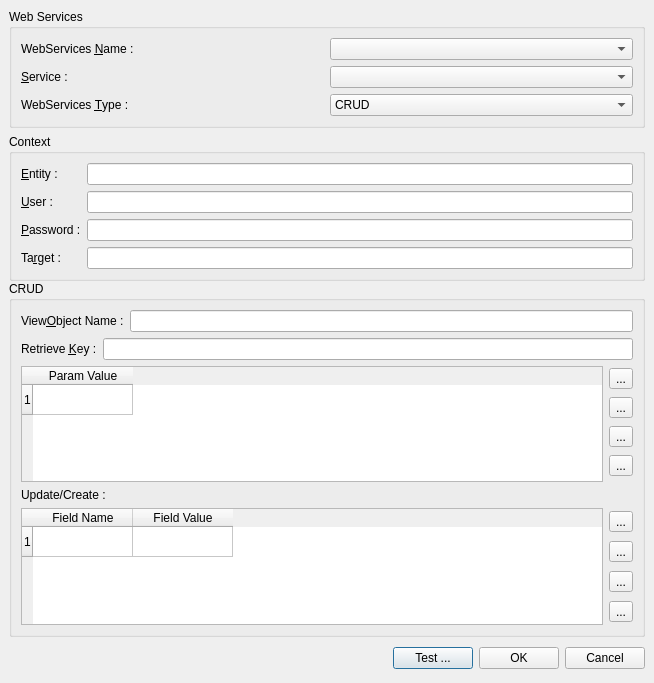
phoenix741/xinx, file ui/newservicefile.ui: the form before one commit.
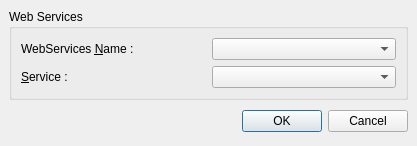
The form after the commit. Icons and pictures are not drawn.

```diff
--- a/ui/newservicefile.ui
+++ b/ui/newservicefile.ui
@@ -1,16 +1,16 @@
 <ui version="4.0" >
- <class>WebServicesPropertyDialog</class>
- <widget class="QDialog" name="WebServicesPropertyDialog" >
+ <class>NewWebServicesDialog</class>
+ <widget class="QDialog" name="NewWebServicesDialog" >
   <property name="geometry" >
    <rect>
     <x>0</x>
     <y>0</y>
-    <width>654</width>
-    <height>683</height>
+    <width>417</width>
+    <height>146</height>
    </rect>
   </property>
   <property name="windowTitle" >
-   <string>WebServices Property</string>
+   <string>New WebServices</string>
   </property>
   <layout class="QVBoxLayout" >
    <property name="margin" >
@@ -31,52 +31,6 @@
       <property name="spacing" >
        <number>6</number>
       </property>
-      <item row="1" column="1" >
-       <widget class="QComboBox" name="m_serviceNameComboBox" />
-      </item>
-      <item row="1" column="0" >
-       <widget class="QLabel" name="label_7" >
-        <property name="text" >
-         <string>&amp;Service :</string>
-        </property>
-        <property name="buddy" >
-         <cstring>m_serviceNameComboBox</cstring>
-        </property>
-       </widget>
-      </item>
-      <item row="2" column="1" >
-       <widget class="QComboBox" name="m_serviceTypeComboBox" >
-        <item>
-         <property name="text" >
-          <string>CRUD</string>
-         </property>
-         <property name="icon" >
-          <iconset resource="../images/application.qrc" >:/exec.png</iconset>
-         </property>
-        </item>
-        <item>
-         <property name="text" >
-          <string>API</string>
-         </property>
-         <property name="icon" >
-          <iconset resource="../images/application.qrc" >:/dbgmemview.png</iconset>
-         </property>
-        </item>
-       </widget>
-      </item>
-      <item row="2" column="0" >
-       <widget class="QLabel" name="label_6" >
-        <property name="text" >
-         <string>WebServices &amp;Type :</string>
-        </property>
-        <property name="buddy" >
-         <cstring>m_serviceTypeComboBox</cstring>
-        </property>
-       </widget>
-      </item>
-      <item row="0" column="1" >
-       <widget class="QComboBox" name="m_webServicesNameComboBox" />
-      </item>
       <item row="0" column="0" >
        <widget class="QLabel" name="label_5" >
         <property name="text" >
@@ -87,350 +41,25 @@
         </property>
        </widget>
       </item>
+      <item row="0" column="1" >
+       <widget class="QComboBox" name="m_webServicesNameComboBox" />
+      </item>
+      <item row="1" column="0" >
+       <widget class="QLabel" name="label_7" >
+        <property name="text" >
+         <string>&amp;Service :</string>
+        </property>
+        <property name="buddy" >
+         <cstring>m_serviceNameComboBox</cstring>
+        </property>
+       </widget>
+      </item>
+      <item row="1" column="1" >
+       <widget class="QComboBox" name="m_serviceNameComboBox" />
+      </item>
      </layout>
     </widget>
    </item>
-   <item>
-    <widget class="QStackedWidget" name="stackedWidget" >
-     <property name="currentIndex" >
-      <number>0</number>
-     </property>
-     <widget class="QWidget" name="page" >
-      <layout class="QVBoxLayout" >
-       <property name="margin" >
-        <number>0</number>
-       </property>
-       <property name="spacing" >
-        <number>0</number>
-       </property>
-       <item>
-        <widget class="QGroupBox" name="groupBox" >
-         <property name="title" >
-          <string>Context</string>
-         </property>
-         <layout class="QGridLayout" >
-          <property name="margin" >
-           <number>9</number>
-          </property>
-          <property name="spacing" >
-           <number>6</number>
-          </property>
-          <item row="2" column="2" >
-           <widget class="QLineEdit" name="m_passwordLineEdit" >
-            <property name="echoMode" >
-             <enum>QLineEdit::Password</enum>
-            </property>
-           </widget>
-          </item>
-          <item row="3" column="2" >
-           <widget class="QLineEdit" name="m_targetLineEdit" />
-          </item>
-          <item row="2" column="0" >
-           <widget class="QLabel" name="label_3" >
-            <property name="text" >
-             <string>&amp;Password :</string>
-            </property>
-            <property name="buddy" >
-             <cstring>m_passwordLineEdit</cstring>
-            </property>
-           </widget>
-          </item>
-          <item row="1" column="0" >
-           <widget class="QLabel" name="label_2" >
-            <property name="text" >
-             <string>&amp;User :</string>
-            </property>
-            <property name="buddy" >
-             <cstring>m_entityLineEdit</cstring>
-            </property>
-           </widget>
-          </item>
-          <item row="3" column="0" >
-           <widget class="QLabel" name="label_4" >
-            <property name="text" >
-             <string>Ta&amp;rget :</string>
-            </property>
-            <property name="buddy" >
-             <cstring>m_targetLineEdit</cstring>
-            </property>
-           </widget>
-          </item>
-          <item row="0" column="0" >
-           <widget class="QLabel" name="label" >
-            <property name="text" >
-             <string>&amp;Entity : </string>
-            </property>
-            <property name="buddy" >
-             <cstring>m_entityLineEdit</cstring>
-            </property>
-           </widget>
-          </item>
-          <item row="1" column="2" >
-           <widget class="QLineEdit" name="m_userLineEdit" />
-          </item>
-          <item row="0" column="2" >
-           <widget class="QLineEdit" name="m_entityLineEdit" >
-            <property name="inputMask" >
-             <string>#999; </string>
-            </property>
-           </widget>
-          </item>
-         </layout>
-        </widget>
-       </item>
-       <item>
-        <widget class="QGroupBox" name="groupBox_3" >
-         <property name="title" >
-          <string>CRUD</string>
-         </property>
-         <layout class="QVBoxLayout" >
-          <property name="margin" >
-           <number>9</number>
-          </property>
-          <property name="spacing" >
-           <number>6</number>
-          </property>
-          <item>
-           <layout class="QHBoxLayout" >
-            <property name="margin" >
-             <number>0</number>
-            </property>
-            <property name="spacing" >
-             <number>6</number>
-            </property>
-            <item>
-             <widget class="QLabel" name="label_10" >
-              <property name="text" >
-               <string>View&amp;Object Name :</string>
-              </property>
-              <property name="buddy" >
-               <cstring>m_viewObjectLineEdit</cstring>
-              </property>
-             </widget>
-            </item>
-            <item>
-             <widget class="QLineEdit" name="m_viewObjectLineEdit" />
-            </item>
-           </layout>
-          </item>
-          <item>
-           <layout class="QHBoxLayout" >
-            <property name="margin" >
-             <number>0</number>
-            </property>
-            <property name="spacing" >
-             <number>6</number>
-            </property>
-            <item>
-             <widget class="QLabel" name="label_8" >
-              <property name="text" >
-               <string>Retrieve &amp;Key :</string>
-              </property>
-              <property name="buddy" >
-               <cstring>m_retrieveKeyLineEdit</cstring>
-              </property>
-             </widget>
-            </item>
-            <item>
-             <widget class="QLineEdit" name="m_retrieveKeyLineEdit" />
-            </item>
-           </layout>
-          </item>
-          <item>
-           <layout class="QHBoxLayout" >
-            <property name="margin" >
-             <number>0</number>
-            </property>
-            <property name="spacing" >
-             <number>6</number>
-            </property>
-            <item>
-             <widget class="QTableWidget" name="m_paramTableWidget" >
-              <row>
-               <property name="text" >
-                <string>1</string>
-               </property>
-              </row>
-              <column>
-               <property name="text" >
-                <string>Param Value</string>
-               </property>
-              </column>
-             </widget>
-            </item>
-            <item>
-             <layout class="QVBoxLayout" >
-              <property name="margin" >
-               <number>0</number>
-              </property>
-              <property name="spacing" >
-               <number>6</number>
-              </property>
-              <item>
-               <widget class="QToolButton" name="m_addParamToolButton" >
-                <property name="text" >
-                 <string>...</string>
-                </property>
-                <property name="icon" >
-                 <iconset resource="../images/application.qrc" >:/ajouter.png</iconset>
-                </property>
-               </widget>
-              </item>
-              <item>
-               <widget class="QToolButton" name="m_delParamToolButton" >
-                <property name="text" >
-                 <string>...</string>
-                </property>
-                <property name="icon" >
-                 <iconset resource="../images/application.qrc" >:/supprimer.png</iconset>
-                </property>
-               </widget>
-              </item>
-              <item>
-               <widget class="QToolButton" name="m_previousParamToolButton" >
-                <property name="text" >
-                 <string>...</string>
-                </property>
-                <property name="icon" >
-                 <iconset resource="../images/application.qrc" >:/previous.png</iconset>
-                </property>
-               </widget>
-              </item>
-              <item>
-               <widget class="QToolButton" name="m_nextParamToolButton" >
-                <property name="text" >
-                 <string>...</string>
-                </property>
-                <property name="icon" >
-                 <iconset resource="../images/application.qrc" >:/next.png</iconset>
-                </property>
-               </widget>
-              </item>
-             </layout>
-            </item>
-           </layout>
-          </item>
-          <item>
-           <widget class="QLabel" name="label_9" >
-            <property name="text" >
-             <string>Update/Create :</string>
-            </property>
-           </widget>
-          </item>
-          <item>
-           <layout class="QHBoxLayout" >
-            <property name="margin" >
-             <number>0</number>
-            </property>
-            <property name="spacing" >
-             <number>6</number>
-            </property>
-            <item>
-             <widget class="QTableWidget" name="m_setTableWidget" >
-              <row>
-               <property name="text" >
-                <string>1</string>
-               </property>
-              </row>
-              <column>
-               <property name="text" >
-                <string>Field Name</string>
-               </property>
-              </column>
-              <column>
-               <property name="text" >
-                <string>Field Value</string>
-               </property>
-              </column>
-             </widget>
-            </item>
-            <item>
-             <layout class="QVBoxLayout" >
-              <property name="margin" >
-               <number>0</number>
-              </property>
-              <property name="spacing" >
-               <number>6</number>
-              </property>
-              <item>
-               <widget class="QToolButton" name="m_addFieldToolButton" >
-                <property name="text" >
-                 <string>...</string>
-                </property>
-                <property name="icon" >
-                 <iconset resource="../images/application.qrc" >:/ajouter.png</iconset>
-                </property>
-               </widget>
-              </item>
-              <item>
-               <widget class="QToolButton" name="m_delFieldToolButton" >
-                <property name="text" >
-                 <string>...</string>
-                </property>
-                <property name="icon" >
-                 <iconset resource="../images/application.qrc" >:/supprimer.png</iconset>
-                </property>
-               </widget>
-              </item>
-              <item>
-               <widget class="QToolButton" name="m_previousFieldToolButton" >
-                <property name="text" >
-                 <string>...</string>
-                </property>
-                <property name="icon" >
-                 <iconset resource="../images/application.qrc" >:/previous.png</iconset>
-                </property>
-               </widget>
-              </item>
-              <item>
-               <widget class="QToolButton" name="m_nextFieldToolButton" >
-                <property name="text" >
-                 <string>...</string>
-                </property>
-                <property name="icon" >
-                 <iconset resource="../images/application.qrc" >:/next.png</iconset>
-                </property>
-               </widget>
-              </item>
-             </layout>
-            </item>
-           </layout>
-          </item>
-         </layout>
-        </widget>
-       </item>
-      </layout>
-     </widget>
-     <widget class="QWidget" name="page_2" >
-      <layout class="QGridLayout" >
-       <property name="margin" >
-        <number>0</number>
-       </property>
-       <property name="spacing" >
-        <number>0</number>
-       </property>
-       <item row="0" column="0" >
-        <widget class="QGroupBox" name="groupBox_4" >
-         <property name="title" >
-          <string>API</string>
-         </property>
-         <layout class="QGridLayout" >
-          <property name="margin" >
-           <number>9</number>
-          </property>
-          <property name="spacing" >
-           <number>6</number>
-          </property>
-          <item row="0" column="0" >
-           <widget class="QTreeView" name="treeView" />
-          </item>
-         </layout>
-        </widget>
-       </item>
-      </layout>
-     </widget>
-    </widget>
-   </item>
    <item>
     <layout class="QHBoxLayout" >
      <property name="margin" >
@@ -452,16 +81,6 @@
        </property>
       </spacer>
      </item>
-     <item>
-      <widget class="QPushButton" name="m_testButton" >
-       <property name="text" >
-        <string>Test ...</string>
-       </property>
-       <property name="icon" >
-        <iconset resource="../images/application.qrc" >:/exec.png</iconset>
-       </property>
-      </widget>
-     </item>
      <item>
       <widget class="QPushButton" name="okButton" >
        <property name="text" >
```
Left out of the diff: 30 changed lines with no effect on the pictures.
